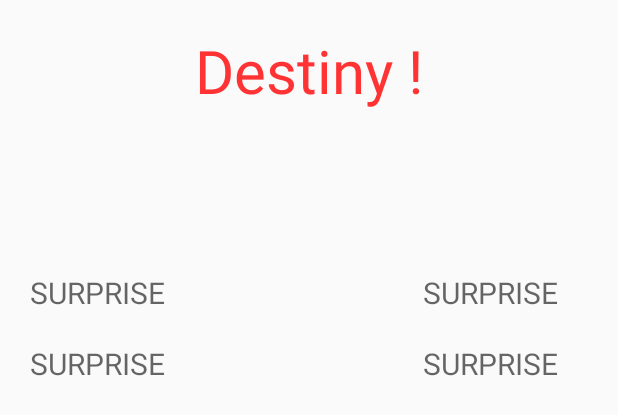
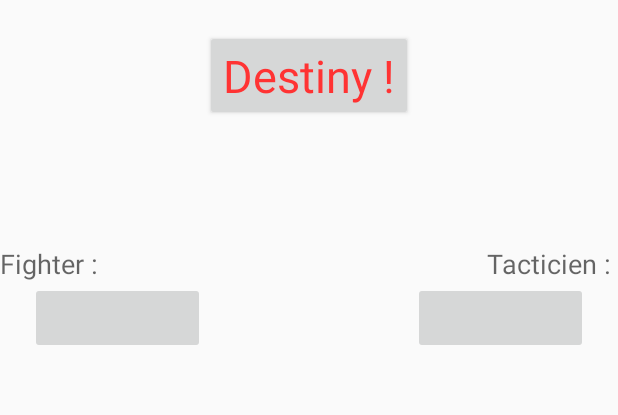
Before and after one commit to rodesousa/animeFight-app, an Android app: the layout starter.xml on its own in the app's theme, with its tools: preview values and no code run, on a phone screen of 412 x 824 dp. Shown: the top 415 px of the screen. Run offline under Robolectric (Android 15) with nearby library versions, the phone set to English and light mode, and no system bars.

Commit message:
demock + starterActivity

```diff
--- a/animeFight/src/main/AndroidManifest.xml
+++ b/animeFight/src/main/AndroidManifest.xml
@@ -28,8 +28,10 @@
         <activity android:name=".Activity.InventoryActivity"/>
         <activity android:name=".Activity.FormationActivity"/>
         <activity android:name=".Activity.FormationChooseCharacterActivity"/>
-        <activity android:name=".Activity.CharacterSelectActivity"/>
+        <activity android:name=".Activity.InspectCharacterActivity"/>
         <activity android:name=".Activity.InspectActivity"/>
         <activity android:name=".Activity.FormationChooseTacticienActivity"/>
+        <activity android:name=".Activity.StarterActivityOld"/>
+        <activity android:name=".Activity.StarterActivity"/>
     </application>
 </manifest>
--- a/animeFight/src/main/java/fr/android/animefight/Activity/InspectActivity.java
+++ b/animeFight/src/main/java/fr/android/animefight/Activity/InspectActivity.java
@@ -43,7 +43,7 @@ public class InspectActivity extends Activity {
     }
 
     private void selectCharcter(View view) {
-        Intent intent = new Intent(this, CharacterSelectActivity.class);
+        Intent intent = new Intent(this, InspectCharacterActivity.class);
         intent.putExtra("Model", model);
         intent.putExtra("characterId", view.getId());
         this.finish();
--- a/animeFight/src/main/java/fr/android/animefight/Activity/CharacterSelectActivity.java
+++ b/animeFight/src/main/java/fr/android/animefight/Activity/InspectCharacterActivity.java
@@ -13,7 +13,7 @@ import fr.android.animefight.utils.Option;
  * L'activity qui permet de voir les stats et de pouvoir equiper un perso
  * Created by rodesousa on 16/03/16.
  */
-public class CharacterSelectActivity extends Activity {
+public class InspectCharacterActivity extends Activity {
 
     private Model model;
     private int indice;
--- a/animeFight/src/main/java/fr/android/animefight/bean/charac/Categorie.java
+++ b/animeFight/src/main/java/fr/android/animefight/bean/charac/Categorie.java
@@ -13,7 +13,7 @@ import java.io.Serializable;
  * Chaque character appartient a une catégorie. PLus sa Catégorie est elevé, plus ses stats évolueront plus vite
  * Created by rodesousa on 01/03/16.
  */
-public abstract class Categorie implements Serializable {
+public class Categorie implements Serializable {
     private String name;
 
     public Categorie(String name) {
--- a/animeFight/src/main/java/fr/android/animefight/controller/MainController.java
+++ b/animeFight/src/main/java/fr/android/animefight/controller/MainController.java
@@ -1,6 +1,5 @@
 package fr.android.animefight.controller;
 
-import fr.android.animefight.mock.MockModel;
 import fr.android.animefight.model.Model;
 
 import java.io.Serializable;
@@ -13,7 +12,8 @@ public class MainController implements Serializable {
     private Model model;
 
     public MainController() {
-        this.model = MockModel.factoryModel();
+//        this.model = MockModel.factoryModel();
+        model = new Model();
     }
 
     public MainController(Model model) {
--- a/animeFight/src/main/res/layout/starter.xml
+++ b/animeFight/src/main/res/layout/starter.xml
@@ -4,58 +4,44 @@
                 android:layout_width="match_parent"
                 android:layout_height="match_parent">
 
-    <TextView
+    <Button
             android:layout_width="wrap_content"
             android:layout_height="wrap_content"
             android:textAppearance="?android:attr/textAppearanceLarge"
             android:text="Destiny !"
-            android:textSize="40dp"
+            android:textSize="30dp"
             android:layout_marginTop="20dp"
             android:textColor="#ff3333"
-            android:id="@+id/textView" android:layout_alignParentTop="true" android:layout_centerHorizontal="true"/>
-
-    <Button
-            android:layout_height="match_parent"
-            android:layout_width="match_parent"
-            android:layout_alignParentLeft="true" android:layout_alignParentStart="true"
-            android:layout_toLeftOf="@+id/textView"
-            android:layout_toStartOf="@+id/textView"
-            android:background="@android:color/transparent"
-            android:id="@+id/button2" android:layout_alignTop="@+id/linearLayout"/>
+            android:id="@+id/buttonDestiny" android:layout_alignParentTop="true"
+            android:layout_centerHorizontal="true"/>
 
     <LinearLayout
             android:orientation="vertical"
             android:layout_width="match_parent"
             android:layout_marginLeft="20dp"
-            android:layout_height="match_parent" android:layout_below="@+id/textView"
+            android:layout_height="match_parent" android:layout_below="@+id/buttonDestiny"
             android:layout_alignParentLeft="true" android:layout_alignParentStart="true"
-            android:layout_marginTop="107dp" android:layout_toLeftOf="@+id/textView"
-            android:layout_toStartOf="@+id/textView" android:id="@+id/linearLayout">
+            android:layout_marginTop="107dp" android:layout_toLeftOf="@+id/buttonDestiny"
+            android:layout_toStartOf="@+id/buttonDestiny" android:id="@+id/linearCharacters">
 
 
-        <TextView
-                android:layout_width="wrap_content"
-                android:layout_height="wrap_content"
-                android:textAppearance="?android:attr/textAppearanceMedium"
-                android:text="SURPRISE"
-                android:layout_marginBottom="20dp"
-                android:textSize="20dp"
-                android:id="@+id/textView2"/>
-        <TextView
-                android:layout_width="wrap_content"
-                android:layout_height="wrap_content"
-                android:textAppearance="?android:attr/textAppearanceMedium"
-                android:text="SURPRISE"
-                android:textSize="20dp"
-                android:id="@+id/textView3"/>
+        <!--<TextView-->
+        <!--android:layout_width="wrap_content"-->
+        <!--android:layout_height="wrap_content"-->
+        <!--android:textAppearance="?android:attr/textAppearanceMedium"-->
+        <!--android:text="SURPRISE"-->
+        <!--android:layout_marginBottom="20dp"-->
+        <!--android:textSize="20dp"-->
+        <!--android:id="@+id/textView2"/>-->
+        <!--<TextView-->
+        <!--android:layout_width="wrap_content"-->
+        <!--android:layout_height="wrap_content"-->
+        <!--android:textAppearance="?android:attr/textAppearanceMedium"-->
+        <!--android:text="SURPRISE"-->
+        <!--android:textSize="20dp"-->
+        <!--android:id="@+id/textView3"/>-->
+
     </LinearLayout>
-
-    <Button
-            android:layout_height="match_parent"
-            android:layout_width="match_parent"
-            android:background="@android:color/transparent"
-            android:id="@+id/button3" android:layout_alignTop="@+id/linearLayout"
-            android:layout_alignLeft="@+id/linearLayout2" android:layout_alignStart="@+id/linearLayout2"/>
 
     <LinearLayout
             android:orientation="vertical"
@@ -63,22 +49,56 @@
             android:layout_marginRight="20dp"
             android:layout_height="match_parent"
             android:layout_alignParentRight="true" android:layout_alignParentEnd="true"
-            android:layout_toRightOf="@+id/textView" android:layout_toEndOf="@+id/textView"
-            android:layout_alignTop="@+id/linearLayout" android:id="@+id/linearLayout2">
+            android:layout_toRightOf="@+id/buttonDestiny" android:layout_toEndOf="@+id/buttonDestiny"
+            android:layout_alignTop="@+id/linearCharacters" android:id="@+id/linearTacticiens">
+
+        <!--<TextView-->
+        <!--android:layout_width="wrap_content"-->
+        <!--android:layout_height="wrap_content"-->
+        <!--android:textAppearance="?android:attr/textAppearanceMedium"-->
+        <!--android:text="SURPRISE"-->
+        <!--android:layout_marginBottom="20dp"-->
+        <!--android:textSize="20dp"-->
+        <!--android:id="@+id/textView4"/>-->
+        <!--<TextView-->
+        <!--android:layout_width="wrap_content"-->
+        <!--android:layout_height="wrap_content"-->
+        <!--android:textAppearance="?android:attr/textAppearanceMedium"-->
+        <!--android:text="SURPRISE"-->
+        <!--android:textSize="20dp"-->
+        <!--android:id="@+id/textView5"/>-->
+
+    </LinearLayout>
+
+    <Button
+            android:layout_width="wrap_content"
+            android:layout_height="wrap_content"
+            android:enabled="false"
+            android:id="@+id/imageCharacter"
+            android:layout_alignLeft="@+id/linearCharacters"
+            android:layout_alignStart="@+id/linearCharacters"
+            android:layout_alignTop="@+id/linearCharacters" android:layout_toLeftOf="@+id/buttonDestiny"/>
+
+    <Button android:layout_width="wrap_content" android:layout_height="wrap_content" android:id="@+id/imageTacticien"
+            android:layout_alignRight="@+id/linearTacticiens"
+            android:enabled="false"
+            android:layout_alignEnd="@+id/linearTacticiens" android:layout_alignTop="@+id/linearCharacters"
+            android:layout_alignStart="@+id/linearTacticiens"
+    />
     <TextView
             android:layout_width="wrap_content"
             android:layout_height="wrap_content"
             android:textAppearance="?android:attr/textAppearanceMedium"
-                android:text="SURPRISE"
-                android:layout_marginBottom="20dp"
-                android:textSize="20dp"
-                android:id="@+id/textView4"/>
+            android:text="Tacticien : "
+            android:id="@+id/nameTacticien" android:layout_above="@+id/imageTacticien"
+            android:layout_alignParentRight="true" android:layout_alignParentEnd="true"/>
     <TextView
             android:layout_width="wrap_content"
             android:layout_height="wrap_content"
             android:textAppearance="?android:attr/textAppearanceMedium"
-                android:text="SURPRISE"
-                android:textSize="20dp"
-                android:id="@+id/textView5"/>
-    </LinearLayout>
+            android:text="Fighter : "
+            android:id="@+id/nameCharacter" android:layout_above="@+id/imageCharacter"
+            android:layout_alignParentLeft="true"
+            android:layout_alignParentStart="true"/>
+
 </RelativeLayout>
```
Also changed, not shown: animeFight/src/main/java/fr/android/animefight/Activity/CoreActivity.java (+31 -15 lines), animeFight/src/main/java/fr/android/animefight/Activity/StarterActivity.java (added, +194 -0 lines), animeFight/src/main/java/fr/android/animefight/bean/Tacticien.java (+7 -0 lines), animeFight/src/main/java/fr/android/animefight/model/Model.java (+8 -4 lines), animeFight/src/main/java/fr/android/animefight/model/State.java (+4 -14 lines), animeFight/src/main/res/layout/test.xml (+60 -18 lines), animeFight/src/main/res/drawable-xhdpi/interro.png (added). Lines whose indentation alone changed are shown as unchanged.
